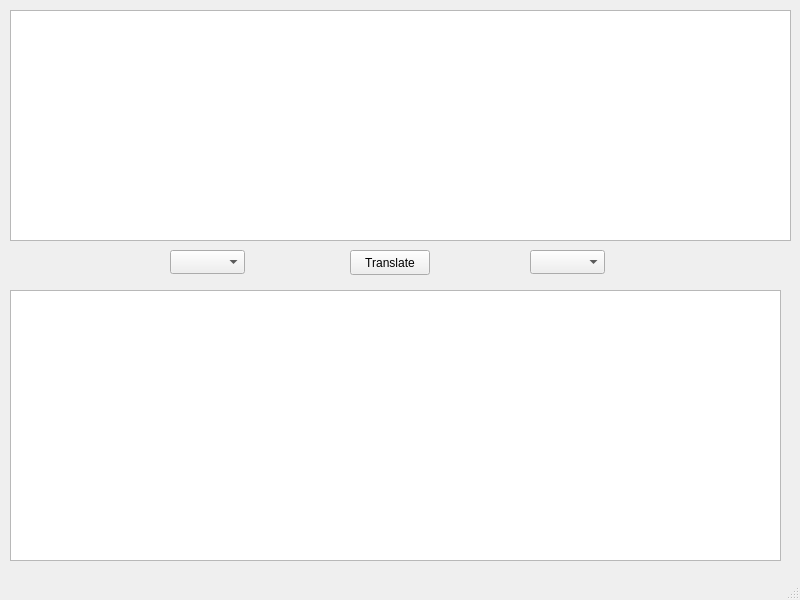
The window that MainWindow.ui (go-maxus-go/translator) describes before a commit, drawn with Qt 5.
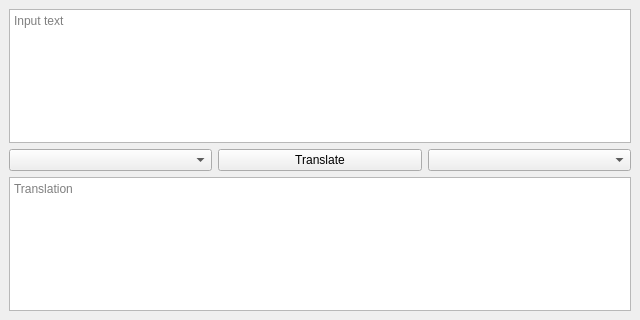
The same window after the commit.

Commit message: Fix pretty and layout

Patch:
```diff
--- a/MainWindow.ui
+++ b/MainWindow.ui
@@ -6,79 +6,81 @@
    <rect>
     <x>0</x>
     <y>0</y>
-    <width>800</width>
-    <height>600</height>
+    <width>640</width>
+    <height>320</height>
    </rect>
   </property>
+  <property name="minimumSize">
+   <size>
+    <width>640</width>
+    <height>320</height>
+   </size>
+  </property>
   <property name="windowTitle">
    <string>MainWindow</string>
   </property>
   <widget class="QWidget" name="centralwidget">
-   <widget class="QTextEdit" name="inputText">
-    <property name="geometry">
-     <rect>
-      <x>10</x>
-      <y>10</y>
-      <width>781</width>
-      <height>231</height>
-     </rect>
+   <layout class="QGridLayout" name="gridLayout">
+    <property name="sizeConstraint">
+     <enum>QLayout::SetNoConstraint</enum>
     </property>
-   </widget>
+    <item row="2" column="0" colspan="3">
    <widget class="QTextEdit" name="translationText">
-    <property name="geometry">
-     <rect>
-      <x>10</x>
-      <y>290</y>
-      <width>771</width>
-      <height>271</height>
-     </rect>
-    </property>
-   </widget>
+      <property name="focusPolicy">
+       <enum>Qt::ClickFocus</enum>
+      </property>
+      <property name="styleSheet">
+       <string notr="true">font: 12pt &quot;MS Shell Dlg 2&quot;;</string>
+      </property>
+      <property name="placeholderText">
+       <string>Translation</string>
+      </property>
+     </widget>
+    </item>
+    <item row="1" column="1">
    <widget class="QPushButton" name="translateButton">
-    <property name="geometry">
-     <rect>
-      <x>350</x>
-      <y>250</y>
-      <width>80</width>
-      <height>25</height>
-     </rect>
+      <property name="styleSheet">
+       <string notr="true">font: 12pt &quot;MS Shell Dlg 2&quot;;</string>
     </property>
     <property name="text">
      <string>Translate</string>
     </property>
    </widget>
+    </item>
+    <item row="0" column="0" colspan="3">
+     <widget class="QTextEdit" name="inputText">
+      <property name="focusPolicy">
+       <enum>Qt::StrongFocus</enum>
+      </property>
+      <property name="styleSheet">
+       <string notr="true">font: 12pt &quot;MS Shell Dlg 2&quot;;</string>
+      </property>
+      <property name="placeholderText">
+       <string>Input text</string>
+      </property>
+     </widget>
+    </item>
+    <item row="1" column="0">
    <widget class="QComboBox" name="fromComboBox">
-    <property name="geometry">
-     <rect>
-      <x>170</x>
-      <y>250</y>
-      <width>75</width>
-      <height>24</height>
-     </rect>
-    </property>
-   </widget>
+      <property name="styleSheet">
+       <string notr="true">font: 12pt &quot;MS Shell Dlg 2&quot;;</string>
+      </property>
+     </widget>
+    </item>
+    <item row="1" column="2">
    <widget class="QComboBox" name="toComboBox">
-    <property name="geometry">
-     <rect>
-      <x>530</x>
-      <y>250</y>
-      <width>75</width>
-      <height>24</height>
-     </rect>
-    </property>
-   </widget>
+      <property name="styleSheet">
+       <string notr="true">font: 12pt &quot;MS Shell Dlg 2&quot;;</string>
+      </property>
+     </widget>
+    </item>
+   </layout>
+   <zorder>translationText</zorder>
+   <zorder>translateButton</zorder>
+   <zorder>fromComboBox</zorder>
+   <zorder>toComboBox</zorder>
+   <zorder>inputText</zorder>
   </widget>
-  <widget class="QMenuBar" name="menubar">
-   <property name="geometry">
-    <rect>
-     <x>0</x>
-     <y>0</y>
-     <width>800</width>
-     <height>25</height>
-    </rect>
-   </property>
-  </widget>
-  <widget class="QStatusBar" name="statusbar"/>
  </widget>
  <resources/>
  <connections/>
```
Left out of the diff: 2 changed lines with no effect on the pictures. Lines whose indentation alone changed are shown as unchanged. The commit also changes 1 other file.
